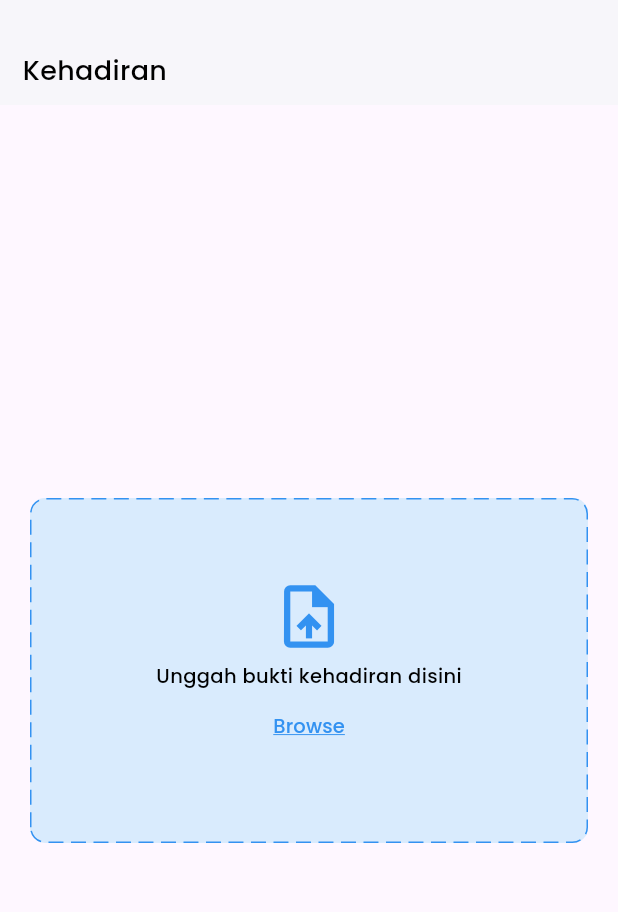
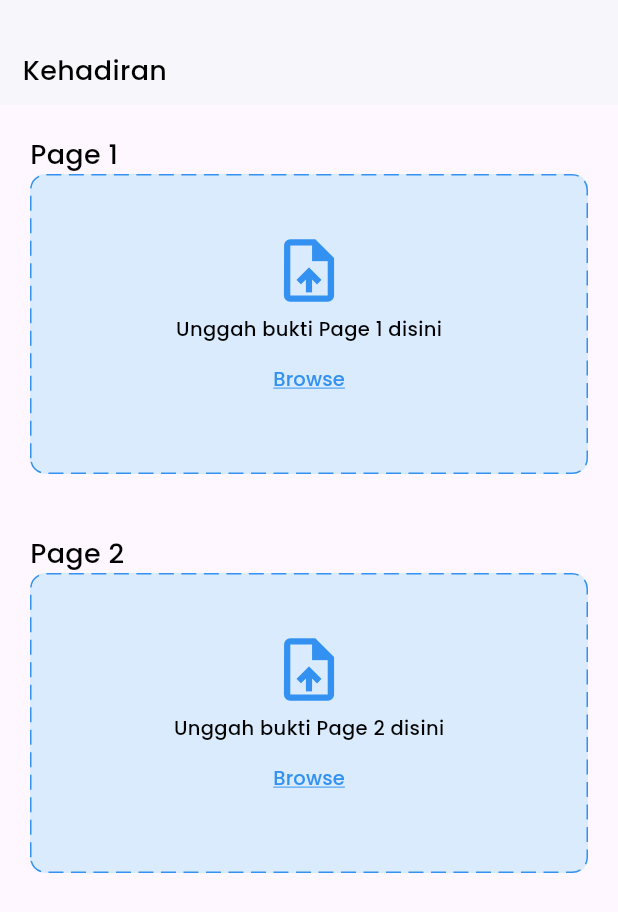
Before and after one commit to adikaksr/dev_mobile-ta, a Flutter app: the KehadiranPage screen opened by its route, on a phone screen of 412 x 824 dp. Shown: the top 912 px of the screen. Run offline on Flutter 3.47's test engine with Material 3 defaults, Android fonts, the phone set to English and light mode, and no system bars; our stand-ins replace bloc, carousel_slider, emoji_picker_flutter, file_picker, firebase_core, fl_chart and 4 more; accounts and stored records are empty.

Commit message:
update for 2 uploaded form on kehadiran page

```diff
--- a/lib/ui/pages/kehadiran_page.dart
+++ b/lib/ui/pages/kehadiran_page.dart
@@ -23,36 +23,25 @@ class KehadiranPage extends StatelessWidget {
     }
   }
 
-  @override
-  Widget build(BuildContext context) {
-    return Scaffold(
-      appBar: PreferredSize(
-        preferredSize: const Size.fromHeight(70),
-        child: AppBar(
-          automaticallyImplyLeading: false,
-          flexibleSpace: Align(
-            alignment: Alignment.bottomLeft,
-            child: Padding(
-              padding: EdgeInsets.only(left: 15, bottom: 10),
-              child: Text(
-                "Kehadiran",
-                style: blackTextStyle.copyWith(
-                  fontSize: 18,
-                  fontWeight: medium,
-                ),
-              ),
+  Widget filePickerContainer(String title) {
+    return Column(
+      crossAxisAlignment: CrossAxisAlignment.start,
+      children: [
+        Padding(
+          padding: EdgeInsets.only(left: 20, top: 20),
+          child: Text(
+            title,
+            style: blackTextStyle.copyWith(
+              fontSize: 18,
+              fontWeight: medium,
             ),
           ),
-          backgroundColor: kWhiteColor,
-          elevation: 1,
         ),
-      ),
-      body: Center(
-        child: Stack(
+        Stack(
           children: [
             Container(
               width: double.infinity, // Set the width of the Container
-              height: 230, // Set the height of the Container
+              height: 200, // Set the height of the Container
               padding: EdgeInsets.all(10),
               margin: EdgeInsets.symmetric(horizontal: 20),
               decoration: BoxDecoration(
@@ -62,7 +51,7 @@ class KehadiranPage extends StatelessWidget {
             ),
             CustomPaint(
               size:
-                  Size(double.infinity, 230), // Set the size of the CustomPaint
+                  Size(double.infinity, 200), // Set the size of the CustomPaint
               painter: DashedBorderPainter(),
             ),
             Positioned(
@@ -87,7 +76,7 @@ class KehadiranPage extends StatelessWidget {
                         top: 5,
                       ), // Set the margin
                       child: Text(
-                        'Unggah bukti kehadiran disini',
+                        'Unggah bukti $title disini',
                         style: blackTextStyle.copyWith(
                           fontSize: 13,
                           fontWeight: medium,
@@ -117,6 +106,40 @@ class KehadiranPage extends StatelessWidget {
             ),
           ],
         ),
+      ],
+    );
+  }
+
+  @override
+  Widget build(BuildContext context) {
+    return Scaffold(
+      appBar: PreferredSize(
+        preferredSize: const Size.fromHeight(70),
+        child: AppBar(
+          automaticallyImplyLeading: false,
+          flexibleSpace: Align(
+            alignment: Alignment.bottomLeft,
+            child: Padding(
+              padding: EdgeInsets.only(left: 15, bottom: 10),
+              child: Text(
+                "Kehadiran",
+                style: blackTextStyle.copyWith(
+                  fontSize: 18,
+                  fontWeight: medium,
+                ),
+              ),
+            ),
+          ),
+          backgroundColor: kWhiteColor,
+          elevation: 1,
+        ),
+      ),
+      body: Column(
+        children: <Widget>[
+          filePickerContainer('Page 1'),
+          SizedBox(height: 20), // Add some space between the containers
+          filePickerContainer('Page 2'),
+        ],
       ),
     );
   }
```
